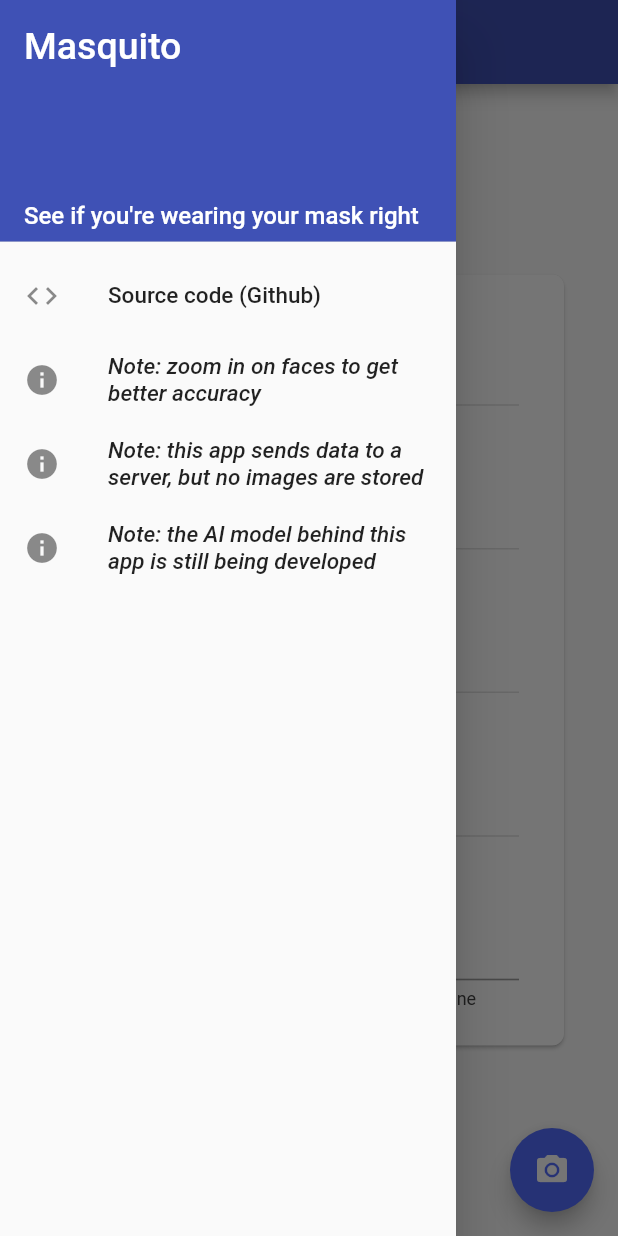
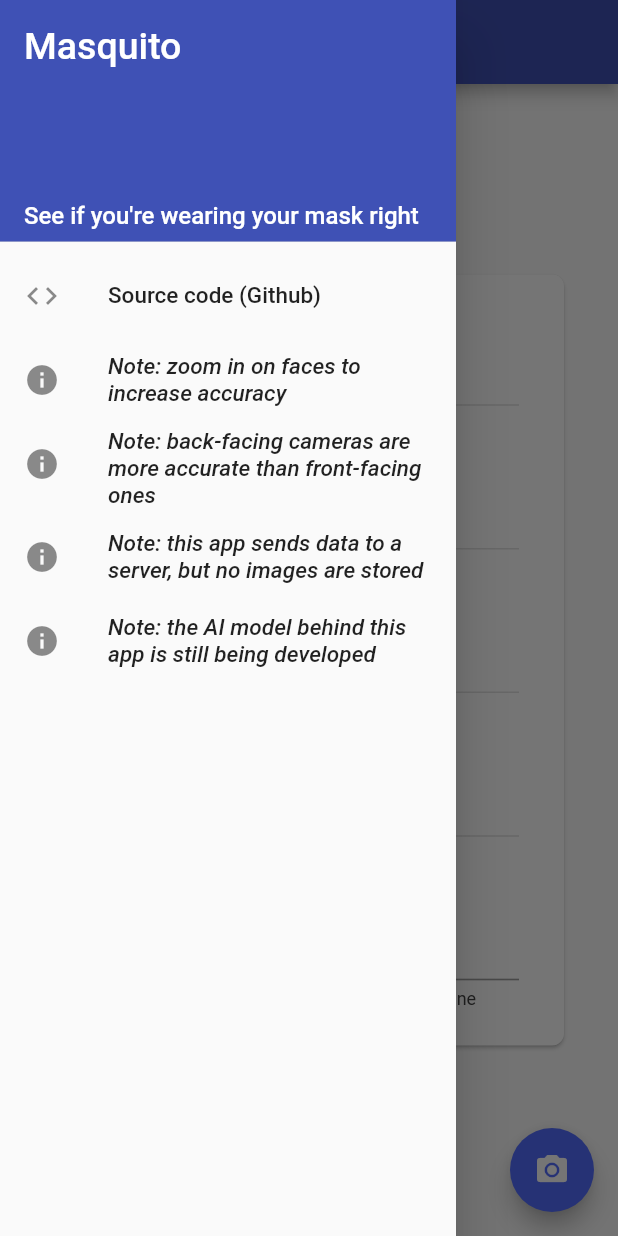
Before and after one commit to MasquitoWasTaken/masquito-mobile, a Flutter app: the screen it shows after launch, with the side drawer open, on a phone screen of 412 x 824 dp. Run offline on Flutter 3.47's test engine with Material 2 defaults, Android fonts, the phone set to English and light mode, and no system bars; our stand-ins replace charts_flutter, image_picker.

Commit message:
Edited sidebar notes

```diff
--- a/lib/main.dart
+++ b/lib/main.dart
@@ -171,7 +171,18 @@ class _MyHomePageState extends State<MyHomePage> {
           ListTile(
             leading: Icon(Icons.info),
             title: Text(
-              "Note: zoom in on faces to get better accuracy",
+              "Note: zoom in on faces to increase accuracy",
+              style: TextStyle(
+                fontSize: 15,
+                fontStyle: FontStyle.italic,
+              ),
+            ),
+            onTap: () => {},
+          ),
+          ListTile(
+            leading: Icon(Icons.info),
+            title: Text(
+              "Note: back-facing cameras are more accurate than front-facing ones",
               style: TextStyle(
                 fontSize: 15,
                 fontStyle: FontStyle.italic,
```
